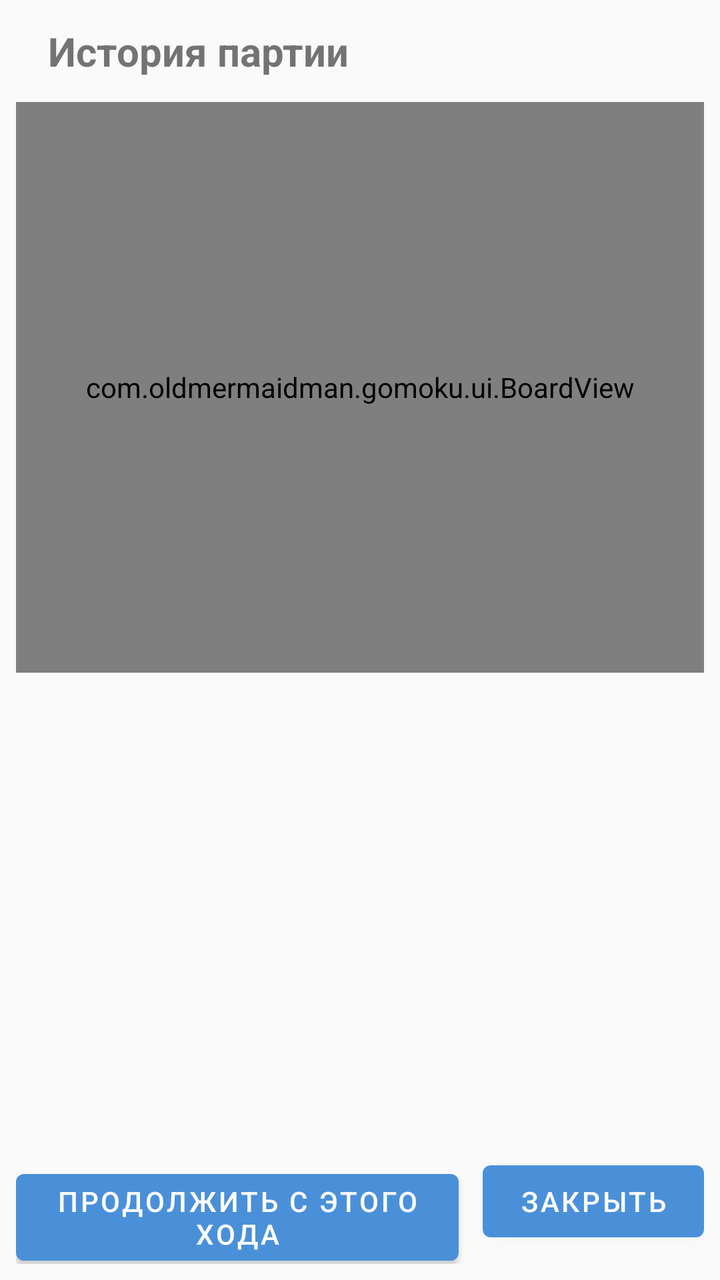
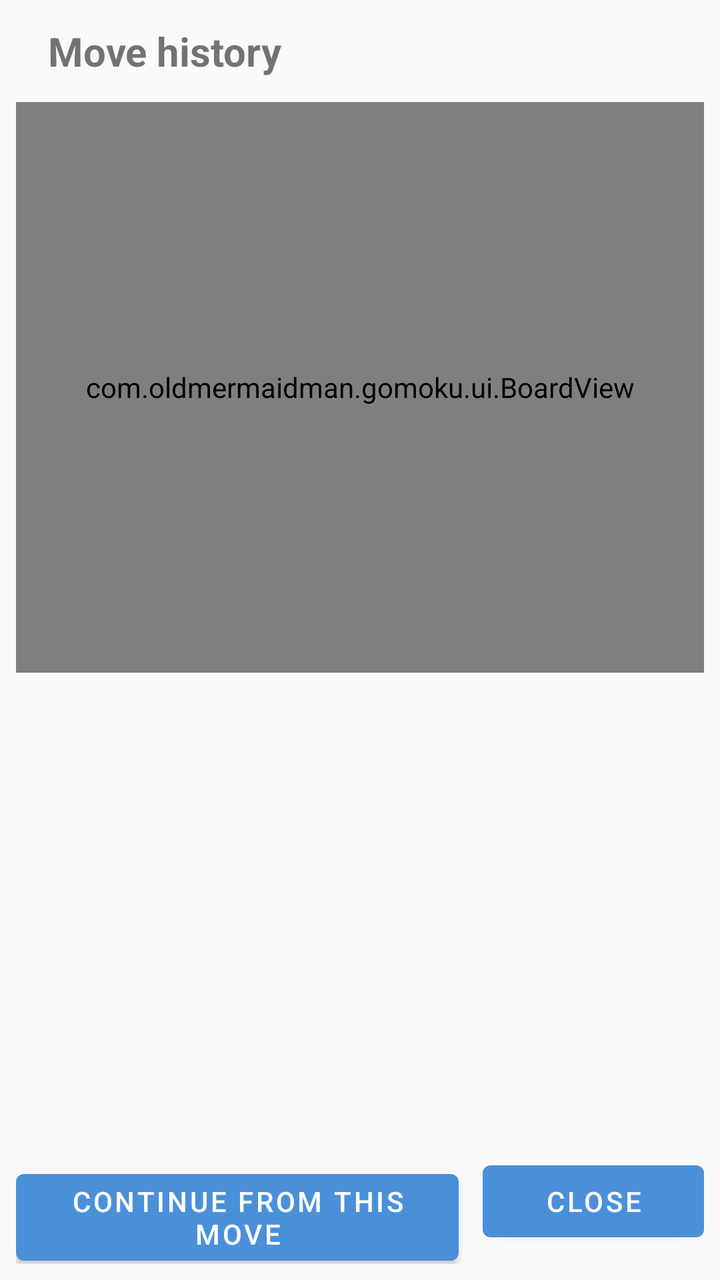

Two renders of the same Android screen: before a commit and after it. Below are the layout's source before the change and the commit's diff.
<!-- AndroidManifest.xml: application theme Theme.Gomoku -->
<!-- res/layout/activity_history.xml -->
<?xml version="1.0" encoding="utf-8"?>
<LinearLayout xmlns:android="http://schemas.android.com/apk/res/android"
    android:id="@+id/historyRoot"
    android:layout_width="match_parent"
    android:layout_height="match_parent"
    android:orientation="vertical">

    
    <LinearLayout
        android:layout_width="match_parent"
        android:layout_height="wrap_content"
        android:gravity="center_vertical"
        android:orientation="horizontal"
        android:paddingStart="24dp"
        android:paddingEnd="24dp"
        android:paddingTop="12dp"
        android:paddingBottom="4dp">

        <TextView
            android:id="@+id/tvHistoryTitle"
            android:layout_width="0dp"
            android:layout_height="wrap_content"
            android:layout_weight="1"
            android:text="@string/history_title"
            android:textSize="20sp"
            android:textStyle="bold" />

        <TextView
            android:id="@+id/tvMovesCount"
            android:layout_width="wrap_content"
            android:layout_height="wrap_content"
            android:textSize="12sp" />
    </LinearLayout>

    
    <FrameLayout
        android:layout_width="match_parent"
        android:layout_height="0dp"
        android:layout_weight="3"
        android:padding="8dp">

        <com.oldmermaidman.gomoku.ui.BoardView
            android:id="@+id/historyBoard"
            android:layout_width="match_parent"
            android:layout_height="match_parent"
            android:layout_gravity="center" />
    </FrameLayout>

    <TextView
        android:id="@+id/tvSelectedMove"
        android:layout_width="match_parent"
        android:layout_height="wrap_content"
        android:gravity="center"
        android:paddingStart="16dp"
        android:paddingEnd="16dp"
        android:paddingBottom="4dp"
        android:textSize="14sp" />

    <ListView
        android:id="@+id/historyList"
        android:layout_width="match_parent"
        android:layout_height="0dp"
        android:layout_weight="2" />

    
    <LinearLayout
        android:layout_width="match_parent"
        android:layout_height="wrap_content"
        android:orientation="horizontal"
        android:padding="8dp">

        <Button
            android:id="@+id/btnContinue"
            android:layout_width="0dp"
            android:layout_height="wrap_content"
            android:layout_marginEnd="6dp"
            android:layout_weight="2"
            android:text="@string/history_continue" />

        <Button
            android:id="@+id/btnClose"
            android:layout_width="0dp"
            android:layout_height="wrap_content"
            android:layout_marginStart="6dp"
            android:layout_weight="1"
            android:text="@string/history_close" />
    </LinearLayout>

</LinearLayout>
<!-- resources referenced by this layout -->
<resources>
  <string name="history_close">Закрыть</string>
  <string name="history_continue">Продолжить с этого хода</string>
  <string name="history_title">История партии</string>
  <style name="Theme.Gomoku" parent="Theme.MaterialComponents.DayNight.NoActionBar">
          <item name="colorPrimary">@color/accent_default</item>
          <item name="colorPrimaryVariant">@color/accent_default</item>
          <item name="colorOnPrimary">@android:color/white</item>
          <item name="android:windowBackground">@color/bg_default</item>
          <item name="android:statusBarColor">@color/bg_default</item>
          <item name="android:navigationBarColor">@color/bg_default</item>
          <item name="android:windowLightStatusBar">true</item>
      </style>
  <color name="accent_default">#4A90D9</color>
  <color name="bg_default">#FAFAFA</color>
</resources>

<!-- the commit's change to res/layout/activity_history.xml (unified diff, before → after) -->
@@ -83,7 +83,7 @@
             android:layout_height="wrap_content"
             android:layout_marginStart="6dp"
             android:layout_weight="1"
-            android:text="@string/history_close" />
+            android:text="@string/close" />
     </LinearLayout>
 
 </LinearLayout>
<!-- resource entries referenced after the edit -->
@@ -1,8 +1,8 @@
 <!-- resources referenced by this layout -->
 <resources>
-  <string name="history_close">Закрыть</string>
-  <string name="history_continue">Продолжить с этого хода</string>
-  <string name="history_title">История партии</string>
+  <string name="close">Close</string>
+  <string name="history_continue">Continue from this move</string>
+  <string name="history_title">Move history</string>
   <style name="Theme.Gomoku" parent="Theme.MaterialComponents.DayNight.NoActionBar">
           <item name="colorPrimary">@color/accent_default</item>
           <item name="colorPrimaryVariant">@color/accent_default</item>
